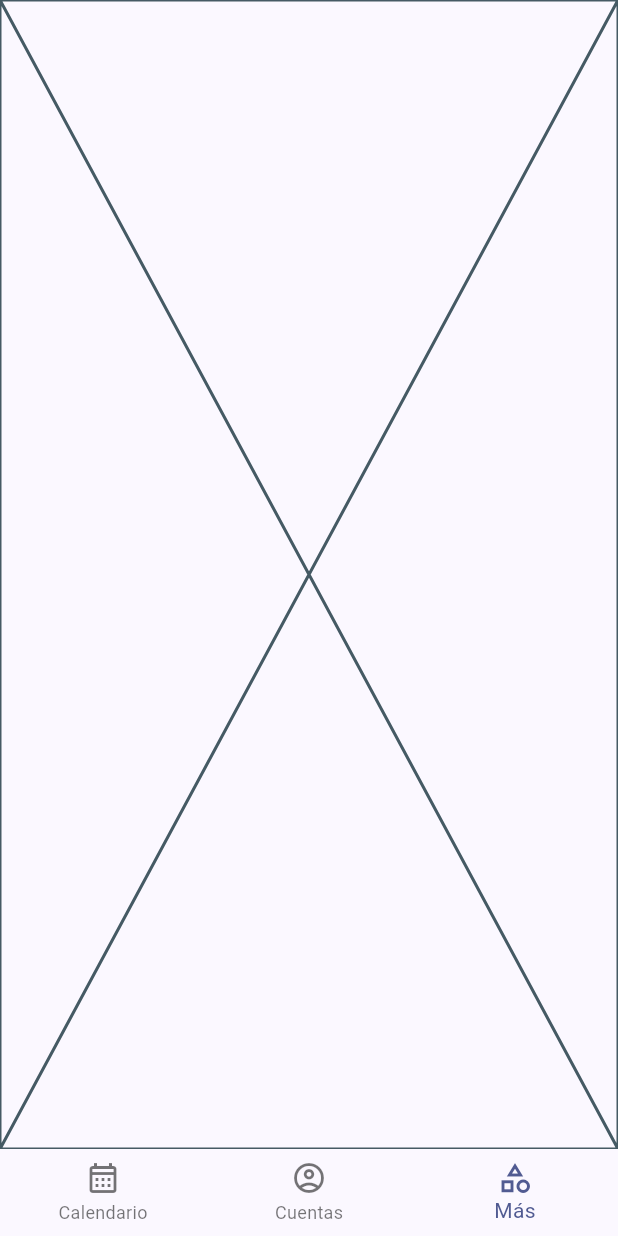
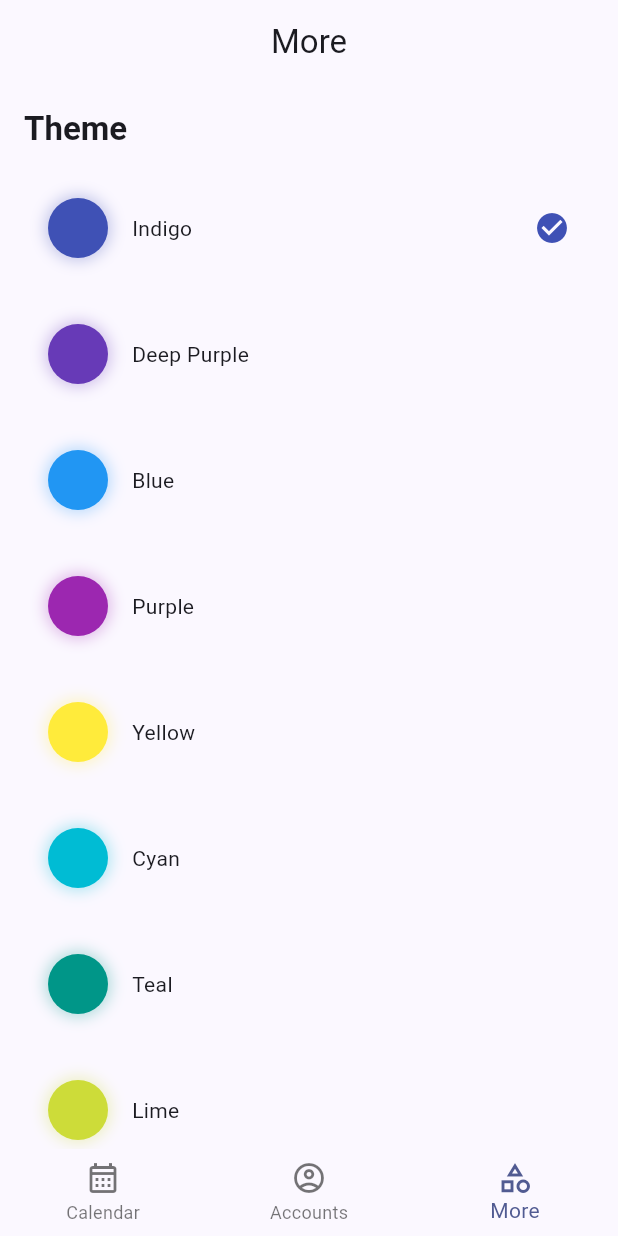
Before and after one commit to camilod529/pocket_guard, a Flutter app: the screen it shows after launch, item 3 of the bottom bar chosen, on a phone screen of 412 x 824 dp. Run offline on Flutter 3.47's test engine with Material 3 defaults, Android fonts, the phone set to English and light mode, and no system bars; our stand-ins replace animate_do, drift, drift_flutter, flutter_riverpod, formz, go_router and 3 more; missing offline and left inert: sqlite3; accounts and stored records are empty; generated files the repository leaves out were written again.

Commit message:
feat(settings): implement shared preferences for locale and theme management

```diff
--- /dev/null
+++ b/lib/domain/entities/settings.dart
@@ -0,0 +1,6 @@
+class SettingsEntity {
+  final int themeIndex;
+  final String locale;
+
+  const SettingsEntity({required this.themeIndex, required this.locale});
+}
--- a/lib/l10n/app_en.arb
+++ b/lib/l10n/app_en.arb
@@ -302,6 +302,10 @@
   "@incomeType": {
     "description": "Income transaction type"
   },
+  "language": "Language",
+  "@language": {
+    "description": "Title for the language settings section"
+  },
   "more": "More",
   "@more": {
     "description": "Label for the more options view"
@@ -351,6 +355,10 @@
   "selectTimeHint": "Select time",
   "@selectTimeHint": {
     "description": "Time field hint text"
+  },
+  "theme": "Theme",
+  "@theme": {
+    "description": "Title for the theme settings section"
   },
   "thisTransaction": "this transaction",
   "@thisTransaction": {
--- a/lib/l10n/app_es.arb
+++ b/lib/l10n/app_es.arb
@@ -149,6 +149,7 @@
     "goBackAction": "Regresar",
     "helloWorld": "¡Hola Mundo!",
     "incomeType": "Ingreso",
+    "language": "Idioma",
     "more": "Más",
     "newTransactionTitle": "Nueva Transacción",
     "noAccountInfo": "Sin información de cuenta",
@@ -169,6 +170,7 @@
     "selectCategoryHint": "Seleccionar categoría",
     "selectDateHint": "Seleccionar fecha",
     "selectTimeHint": "Seleccionar hora",
+    "theme": "Tema",
     "thisTransaction": "esta transacción",
     "timeLabel": "Hora",
     "toAccountLabel": "Cuenta de Destino",
--- a/lib/l10n/app_localizations.dart
+++ b/lib/l10n/app_localizations.dart
@@ -449,6 +449,12 @@ abstract class AppLocalizations {
   /// **'Income'**
   String get incomeType;
 
+  /// Title for the language settings section
+  ///
+  /// In en, this message translates to:
+  /// **'Language'**
+  String get language;
+
   /// Label for the more options view
   ///
   /// In en, this message translates to:
@@ -514,6 +520,12 @@ abstract class AppLocalizations {
   /// In en, this message translates to:
   /// **'Select time'**
   String get selectTimeHint;
+
+  /// Title for the theme settings section
+  ///
+  /// In en, this message translates to:
+  /// **'Theme'**
+  String get theme;
 
   /// Fallback entity name for delete confirmation
   ///
--- a/lib/l10n/app_localizations_en.dart
+++ b/lib/l10n/app_localizations_en.dart
@@ -208,6 +208,9 @@ class AppLocalizationsEn extends AppLocalizations {
   String get incomeType => 'Income';
 
   @override
+  String get language => 'Language';
+
+  @override
   String get more => 'More';
 
   @override
@@ -241,6 +244,9 @@ class AppLocalizationsEn extends AppLocalizations {
 
   @override
   String get selectTimeHint => 'Select time';
+
+  @override
+  String get theme => 'Theme';
 
   @override
   String get thisTransaction => 'this transaction';
--- a/lib/l10n/app_localizations_es.dart
+++ b/lib/l10n/app_localizations_es.dart
@@ -208,6 +208,9 @@ class AppLocalizationsEs extends AppLocalizations {
   String get incomeType => 'Ingreso';
 
   @override
+  String get language => 'Idioma';
+
+  @override
   String get more => 'Más';
 
   @override
@@ -241,6 +244,9 @@ class AppLocalizationsEs extends AppLocalizations {
 
   @override
   String get selectTimeHint => 'Seleccionar hora';
+
+  @override
+  String get theme => 'Tema';
 
   @override
   String get thisTransaction => 'esta transacción';
--- a/lib/main.dart
+++ b/lib/main.dart
@@ -1,57 +1,48 @@
+// main.dart (updated with async initialization)
 import 'package:flutter/material.dart';
 import 'package:flutter_riverpod/flutter_riverpod.dart';
 import 'package:money_manager_flutter/config/router/router.dart';
 import 'package:money_manager_flutter/config/theme/app_theme.dart';
+import 'package:money_manager_flutter/presentation/providers/settings_providers.dart';
 
 import 'l10n/app_localizations.dart';
 
 void main() async {
   WidgetsFlutterBinding.ensureInitialized();
-
-  runApp(ProviderScope(child: const MainApp()));
+  runApp(const ProviderScope(child: MainApp()));
 }
 
-class MainApp extends StatelessWidget {
+class MainApp extends ConsumerWidget {
   const MainApp({super.key});
 
   @override
-  Widget build(BuildContext context) {
-    final int selectedColorIndex = 0;
+  Widget build(BuildContext context, WidgetRef ref) {
+    final themeIndexAsync = ref.watch(themeIndexProvider);
+    final localeAsync = ref.watch(localeProvider);
+
     return MaterialApp.router(
       localizationsDelegates: AppLocalizations.localizationsDelegates,
       supportedLocales: AppLocalizations.supportedLocales,
       debugShowCheckedModeBanner: false,
-      locale: Locale('es'), // Uncomment to test a specific locale
-      theme: AppTheme(selectedColorIndex: selectedColorIndex).lightTheme,
-      darkTheme: AppTheme(selectedColorIndex: selectedColorIndex).darkTheme,
+      locale: localeAsync.when(
+        data: (localeCode) => Locale(localeCode),
+        loading: () => const Locale('es'),
+        error: (_, _) => const Locale('es'),
+      ),
+      theme: themeIndexAsync.when(
+        data: (themeIndex) =>
+            AppTheme(selectedColorIndex: themeIndex).lightTheme,
+        loading: () => AppTheme().lightTheme,
+        error: (_, _) => AppTheme().lightTheme,
+      ),
+      darkTheme: themeIndexAsync.when(
+        data: (themeIndex) =>
+            AppTheme(selectedColorIndex: themeIndex).darkTheme,
+        loading: () => AppTheme().darkTheme,
+        error: (_, _) => AppTheme().darkTheme,
+      ),
       themeMode: ThemeMode.system,
       routerConfig: appRouter,
     );
   }
 }
-
-class MyHomePage extends StatelessWidget {
-  const MyHomePage({super.key});
-
-  @override
-  Widget build(BuildContext context) {
-    final localizations = AppLocalizations.of(context)!;
-    final textTheme = Theme.of(context).textTheme;
-    final colors = Theme.of(context).colorScheme;
-
-    return Scaffold(
-      appBar: AppBar(
-        backgroundColor: colors.inversePrimary,
-        title: Text(localizations.appTitle),
-      ),
-      body: Center(
-        child: Column(
-          mainAxisAlignment: MainAxisAlignment.center,
-          children: [
-            Text(localizations.helloWorld, style: textTheme.headlineMedium),
-          ],
-        ),
-      ),
-    );
-  }
-}
--- a/lib/presentation/views/more_view.dart
+++ b/lib/presentation/views/more_view.dart
@@ -1,10 +1,173 @@
+// lib/views/more_view.dart (updated for async state)
 import 'package:flutter/material.dart';
+import 'package:flutter_riverpod/flutter_riverpod.dart';
+import 'package:money_manager_flutter/config/theme/app_theme.dart';
+import 'package:money_manager_flutter/l10n/app_localizations.dart';
+import 'package:money_manager_flutter/presentation/providers/settings_providers.dart';
 
-class MoreView extends StatelessWidget {
+class MoreView extends ConsumerWidget {
   const MoreView({super.key});
 
   @override
-  Widget build(BuildContext context) {
-    return const Placeholder();
+  Widget build(BuildContext context, WidgetRef ref) {
+    final localizations = AppLocalizations.of(context)!;
+    final themeIndexAsync = ref.watch(themeIndexProvider);
+    final localeAsync = ref.watch(localeProvider);
+
+    return Scaffold(
+      appBar: AppBar(title: Text(localizations.more), centerTitle: true),
+      body: ListView(
+        padding: const EdgeInsets.all(16),
+        children: [
+          // Theme Section
+          _buildSectionTitle(context, localizations.theme),
+          if (themeIndexAsync.isLoading)
+            _buildLoadingTile()
+          else
+            ..._buildColorOptions(ref, themeIndexAsync),
+          const SizedBox(height: 24),
+
+          // Language Section
+          _buildSectionTitle(context, localizations.language),
+          if (localeAsync.isLoading)
+            _buildLoadingTile()
+          else
+            ..._buildLanguageOptions(ref, localeAsync),
+        ],
+      ),
+    );
+  }
+
+  List<Widget> _buildColorOptions(
+    WidgetRef ref,
+    AsyncValue<int> themeIndexAsync,
+  ) {
+    return appColors.asMap().entries.map((entry) {
+      final index = entry.key;
+      final color = entry.value;
+      final isSelected = themeIndexAsync.when(
+        data: (selected) => selected == index,
+        loading: () => false,
+        error: (_, _) => false,
+      );
+
+      return Padding(
+        padding: const EdgeInsets.only(bottom: 12),
+        child: Material(
+          color: Colors.transparent,
+          child: InkWell(
+            borderRadius: BorderRadius.circular(12),
+            onTap: () =>
+                ref.read(themeIndexProvider.notifier).setThemeIndex(index),
+            child: Padding(
+              padding: const EdgeInsets.all(16),
+              child: Row(
+                children: [
+                  Container(
+                    width: 40,
+                    height: 40,
+                    decoration: BoxDecoration(
+                      color: color,
+                      shape: BoxShape.circle,
+                      boxShadow: [
+                        BoxShadow(
+                          color: color.withAlpha(77),
+                          blurRadius: 8,
+                          spreadRadius: 2,
+                        ),
+                      ],
+                    ),
+                  ),
+                  const SizedBox(width: 16),
+                  Expanded(child: Text(_getColorName(index))),
+                  if (isSelected)
+                    Icon(Icons.check_circle, color: color, size: 24),
+                ],
+              ),
+            ),
+          ),
+        ),
+      );
+    }).toList();
+  }
+
+  List<Widget> _buildLanguageOptions(
+    WidgetRef ref,
+    AsyncValue<String> localeAsync,
+  ) {
+    final languages = [
+      {'code': 'es', 'name': 'Español'},
+      {'code': 'en', 'name': 'English'},
+    ];
+
+    return languages.map((lang) {
+      final isSelected = localeAsync.when(
+        data: (current) => current == lang['code'],
+        loading: () => false,
+        error: (_, _) => false,
+      );
+
+      return SwitchListTile.adaptive(
+        title: Text(lang['name']!),
+        subtitle: Text(lang['code']!),
+        value: isSelected,
+        onChanged: (value) {
+          if (value) {
+            ref.read(localeProvider.notifier).setLocale(lang['code']!);
+          }
+        },
+        secondary: CircleAvatar(
+          backgroundColor: Theme.of(ref.context).colorScheme.primary,
+          child: Text(
+            lang['code']!.toUpperCase(),
+            style: const TextStyle(
+              color: Colors.white,
+              fontWeight: FontWeight.bold,
+            ),
+          ),
+        ),
+        shape: RoundedRectangleBorder(borderRadius: BorderRadius.circular(12)),
+      );
+    }).toList();
+  }
+
+  Widget _buildLoadingTile() {
+    return const Padding(
+      padding: EdgeInsets.symmetric(vertical: 8),
+      child: ListTile(
+        leading: SizedBox(
+          width: 40,
+          height: 40,
+          child: CircularProgressIndicator(strokeWidth: 2),
+        ),
+        title: Text('Loading...'),
+      ),
+    );
+  }
+
+  Widget _buildSectionTitle(BuildContext context, String title) {
+    return Padding(
+      padding: const EdgeInsets.only(bottom: 16),
+      child: Text(
+        title,
+        style: Theme.of(
+          context,
+        ).textTheme.titleLarge?.copyWith(fontWeight: FontWeight.w600),
+      ),
+    );
+  }
+
+  String _getColorName(int index) {
+    final names = [
+      'Indigo',
+      'Deep Purple',
+      'Blue',
+      'Purple',
+      'Yellow',
+      'Cyan',
+      'Teal',
+      'Lime',
+    ];
+    return names[index];
   }
 }
--- a/pubspec.yaml
+++ b/pubspec.yaml
@@ -24,6 +24,7 @@ dependencies:
   riverpod_annotation: ^3.0.3
   formz: ^0.8.0
   animate_do: ^4.2.0
+  shared_preferences: ^2.5.4
 
 dev_dependencies:
   flutter_test:
```
Also changed, not shown: lib/domain/data_sources/settings_data_source.dart (added, +7 -0 lines), lib/domain/repositories/settings_repository.dart (added, +7 -0 lines), lib/infrastructure/data_sources/settings_shared_preference_data_source_impl.dart (added, +32 -0 lines), lib/infrastructure/repositories/settings_repository_impl.dart (added, +54 -0 lines), lib/presentation/providers/settings_providers.dart (added, +65 -0 lines), lib/presentation/providers/settings_providers.g.dart (added), pubspec.lock, 2 other files.
